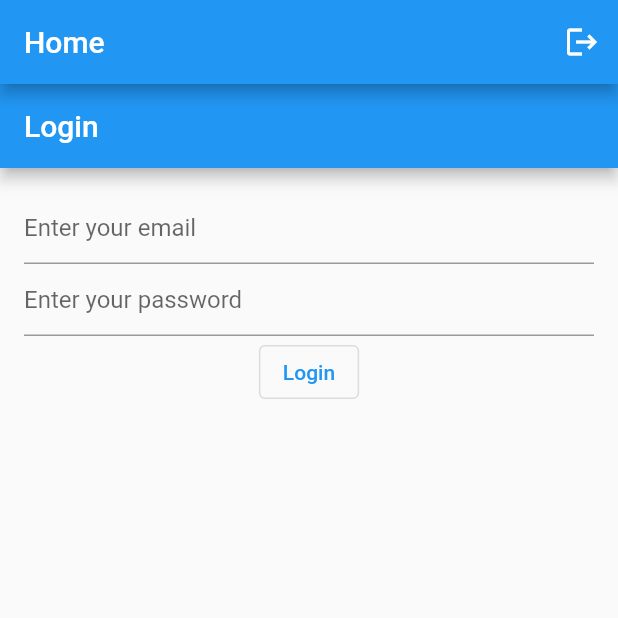
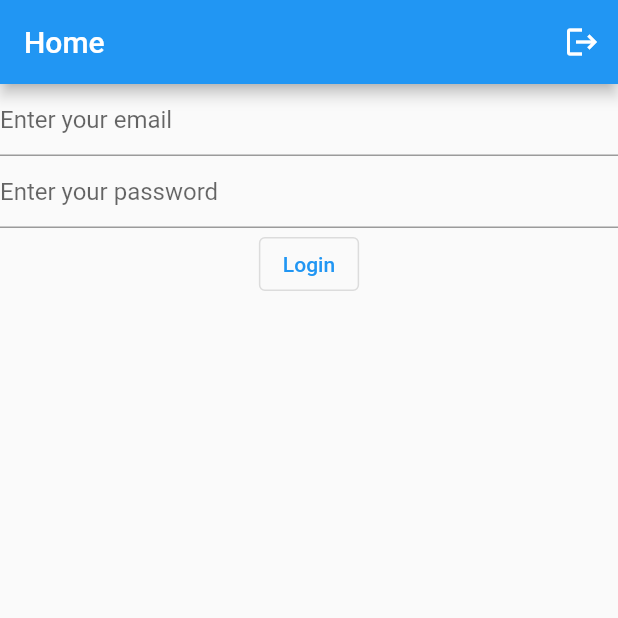
Before and after one commit to GKosheev/Flutter-Project, a Flutter app: the screen it shows after launch, on a phone screen of 412 x 824 dp, the top half of it. Run offline on Flutter 3.47's test engine with Material 2 defaults, Android fonts, the phone set to English and light mode, and no system bars; our stand-ins replace firebase_auth, firebase_core; accounts and stored records are empty.

Commit message:
Refactored login & register views

```diff
--- a/lib/utils/views/login_view.dart
+++ b/lib/utils/views/login_view.dart
@@ -27,11 +27,7 @@ class _LoginViewState extends State<LoginView> {
 
   @override
   Widget build(BuildContext context) {
-    return Scaffold(
-      appBar: AppBar(title: const Text("Login")),
-      body: Padding(
-        padding: const EdgeInsets.all(16.0),
-        child: Column(
+    return Column(
       children: [
         TextField(
           controller: _email,
@@ -45,8 +41,7 @@ class _LoginViewState extends State<LoginView> {
           obscureText: true,
           enableSuggestions: false,
           autocorrect: false,
-              decoration:
-                  const InputDecoration(hintText: "Enter your password"),
+          decoration: const InputDecoration(hintText: "Enter your password"),
         ),
         OutlinedButton(
           onPressed: () async {
@@ -71,8 +66,6 @@ class _LoginViewState extends State<LoginView> {
           child: const Text("Login"),
         ),
       ],
-        ),
-      ),
     );
   }
 }
```
Also changed, not shown: lib/utils/views/register_view.dart (+4 -11 lines). Lines whose indentation alone changed are shown as unchanged.
